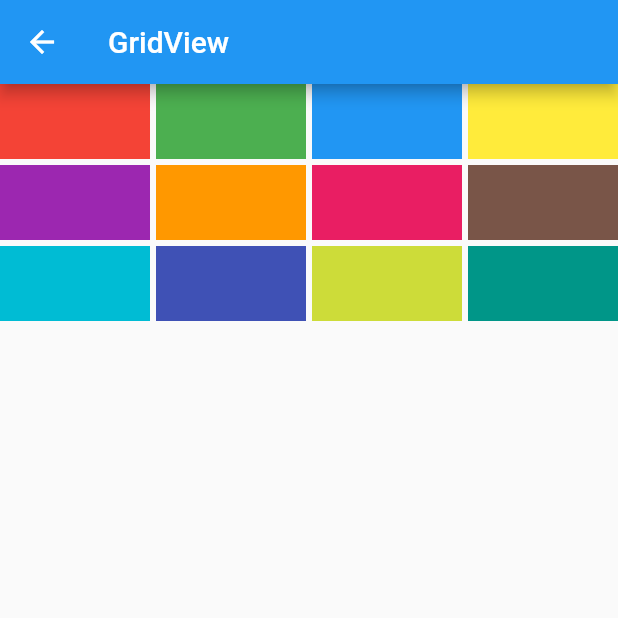
After one commit to laihaojie/flutter_learn, a Flutter app: the LearnGridView screen opened directly, on a phone screen of 412 x 824 dp, the top half of it. The commit adds this screen. Run offline on Flutter 3.47's test engine with Material 2 defaults, Android fonts, the phone set to English and light mode, and no system bars; our stand-ins replace get, getwidget.

Commit message:
chore: grid view

```diff
--- /dev/null
+++ b/lib/pages/learn_page/learn_widget/learn_grid_view.dart
@@ -0,0 +1,106 @@
+import 'package:flutter/material.dart';
+
+class LearnGridView extends StatelessWidget {
+  const LearnGridView({super.key});
+
+  @override
+  Widget build(BuildContext context) {
+    return Scaffold(
+      appBar: AppBar(
+        title: const Text('GridView'),
+      ),
+      // body: const GridViewDelegate(),
+      // body: const GridViewExtent(),
+      body: const GridViewCount(),
+    );
+  }
+}
+
+class GridViewCount extends StatelessWidget {
+  const GridViewCount({
+    Key? key,
+  }) : super(key: key);
+
+  @override
+  Widget build(BuildContext context) {
+    return GridView.count(
+      crossAxisCount: 4,
+      childAspectRatio: 2 / 1,
+      mainAxisSpacing: 4.0,
+      crossAxisSpacing: 4.0,
+      children: [
+        Container(color: Colors.red),
+        Container(color: Colors.green),
+        Container(color: Colors.blue),
+        Container(color: Colors.yellow),
+        Container(color: Colors.purple),
+        Container(color: Colors.orange),
+        Container(color: Colors.pink),
+        Container(color: Colors.brown),
+        Container(color: Colors.cyan),
+        Container(color: Colors.indigo),
+        Container(color: Colors.lime),
+        Container(color: Colors.teal),
+      ],
+    );
+  }
+}
+
+class GridViewExtent extends StatelessWidget {
+  const GridViewExtent({
+    Key? key,
+  }) : super(key: key);
+
+  @override
+  Widget build(BuildContext context) {
+    return GridView.extent(
+      maxCrossAxisExtent: 150,
+      children: const [
+        Icon(Icons.ac_unit),
+        Icon(Icons.airport_shuttle),
+        Icon(Icons.all_inclusive),
+        Icon(Icons.beach_access),
+        Icon(Icons.cake),
+        Icon(Icons.free_breakfast),
+      ],
+    );
+  }
+}
+
+class GridViewDelegate extends StatelessWidget {
+  const GridViewDelegate({
+    Key? key,
+  }) : super(key: key);
+
+  @override
+  Widget build(BuildContext context) {
+    return GridView.builder(
+      // 根据指定一行数量显示的列数
+      // gridDelegate: const SliverGridDelegateWithFixedCrossAxisCount(
+      //   crossAxisCount: 3, // 每行3列
+      //   mainAxisSpacing: 10, // 主轴(竖直)方向间距
+      //   crossAxisSpacing: 10, // 次轴(水平)方向间距
+      //   childAspectRatio: 2 / 1, // 子组件宽高长度比例
+      // ),
+      // 根据指定子组件最大宽度显示的列数
+      gridDelegate: const SliverGridDelegateWithMaxCrossAxisExtent(
+        maxCrossAxisExtent: 200, // 子组件最大长度
+        mainAxisSpacing: 10, // 主轴(竖直)方向间距
+        crossAxisSpacing: 10, // 次轴(水平)方向间距
+        childAspectRatio: 2 / 1, // 子组件宽高长度比例
+      ),
+      itemCount: 100,
+      itemBuilder: (context, index) {
+        return Container(
+          color: Colors.blue,
+          child: Center(
+            child: Text(
+              '$index',
+              style: const TextStyle(color: Colors.white),
+            ),
+          ),
+        );
+      },
+    );
+  }
+}
```
Also changed, not shown: lib/pages/learn_page/learn_page.dart (+7 -1 lines).
